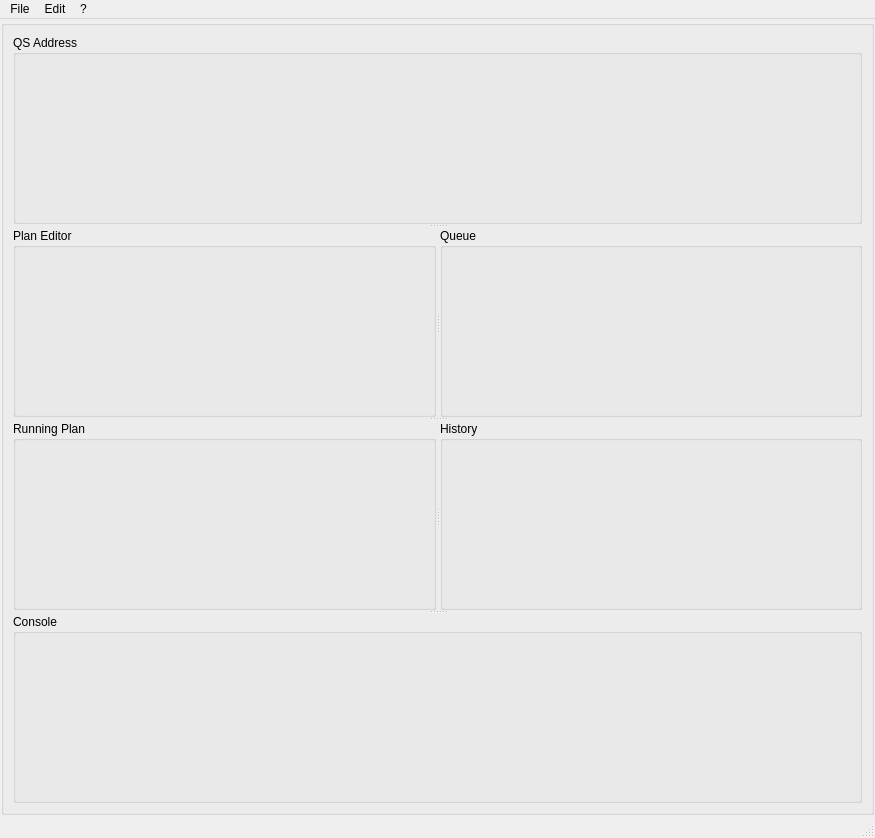
This is src/QSview/resources/mainwindow.ui in BCDA-APS/QSview as Qt 5 draws it before an edit. The edited form follows.
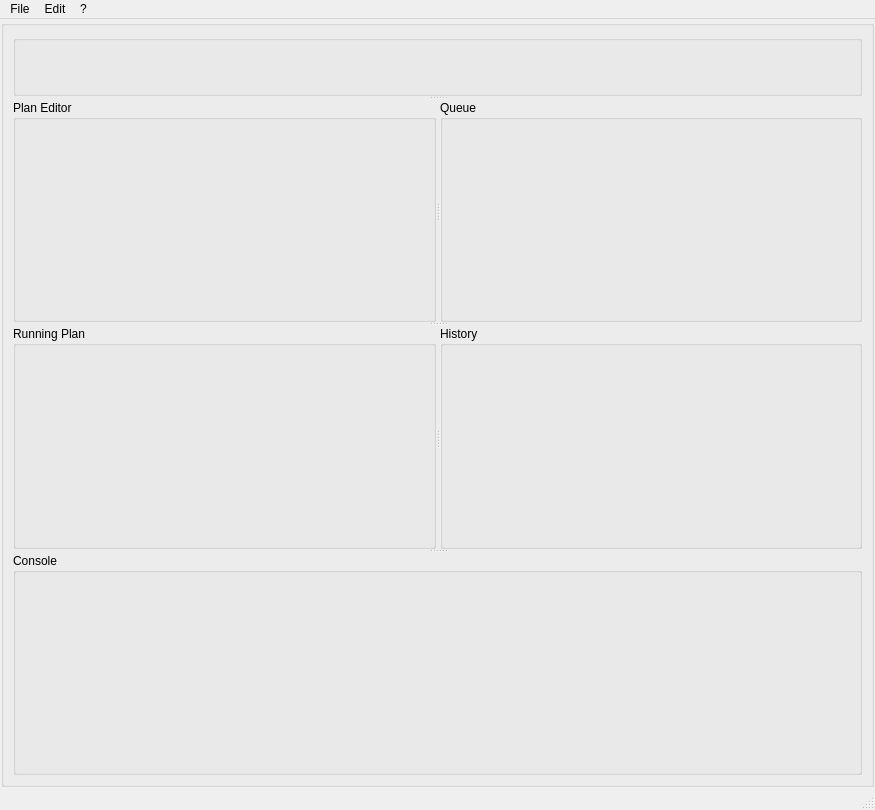
This is the edited form.

Commit message: Reeconfigure status.ui to show connection addr / LED and reconnect button on top of the status bar. Status_1.ui is the old configuration.

What changed in the file:
```diff
--- a/src/QSview/resources/mainwindow.ui
+++ b/src/QSview/resources/mainwindow.ui
@@ -7,7 +7,7 @@
     <x>0</x>
     <y>0</y>
     <width>875</width>
-    <height>838</height>
+    <height>810</height>
    </rect>
   </property>
   <property name="windowTitle">
@@ -43,20 +43,20 @@
          </property>
          <widget class="QGroupBox" name="groupBox_status">
           <property name="title">
-           <string>QS Address</string>
+           <string/>
           </property>
           <layout class="QHBoxLayout" name="horizontalLayout">
            <property name="leftMargin">
             <number>5</number>
            </property>
            <property name="topMargin">
-            <number>5</number>
+            <number>0</number>
            </property>
            <property name="rightMargin">
             <number>5</number>
            </property>
            <property name="bottomMargin">
-            <number>5</number>
+            <number>0</number>
            </property>
           </layout>
          </widget>
```
The commit also changes 3 other files.
